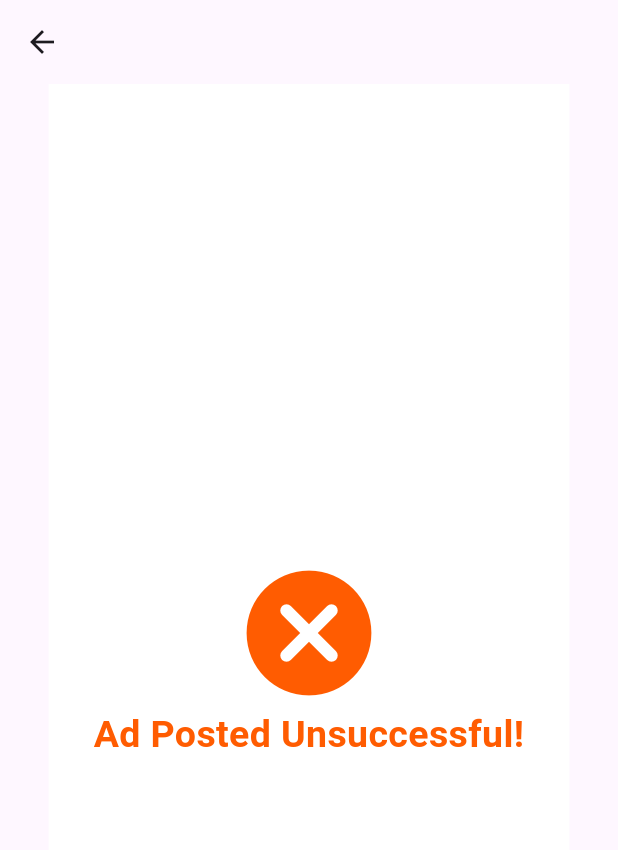
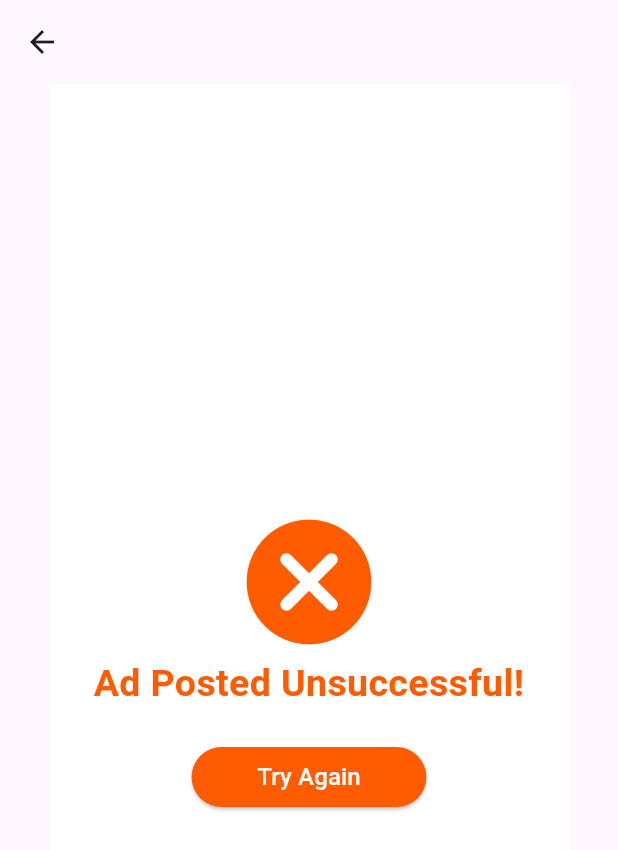
Before and after one commit to TeamTechSamurais/Panchikawatta_Frontend, a Flutter app: the PostUnsuccess screen opened directly, on a phone screen of 412 x 824 dp. Shown: the top 850 px of the screen. Run offline on Flutter 3.47's test engine with Material 3 defaults, Android fonts, the phone set to English and light mode, and no system bars.

Commit message:
Buttons added

```diff
--- a/panchikawatta/lib/screens/post_unsuccess.dart
+++ b/panchikawatta/lib/screens/post_unsuccess.dart
@@ -12,15 +12,15 @@ class PostUnsuccess extends StatelessWidget {
   Widget build(BuildContext context) {
     return Scaffold(
       appBar: AppBar(
-        title: const Text(''),
+        title: Text(''),
       ),
       body: Center(
         child: Container(
-          decoration: const BoxDecoration(
+          decoration: BoxDecoration(
             color: Colors.white,
           ),
-          padding: const EdgeInsets.all(30),
-          child: const Column(
+          padding: EdgeInsets.all(30),
+          child: Column(
             mainAxisAlignment: MainAxisAlignment.center,
             children: [
               Icon(Icons.cancel_rounded, size: 100, color: Color(0xFFFF5C01)),
@@ -32,6 +32,16 @@ class PostUnsuccess extends StatelessWidget {
                     color: Color(0xFFFF5C01),
                     fontWeight: FontWeight.bold),
               ),
+              SizedBox(height: 20),
+              CustomButton(
+                text: 'Try Again',
+                onPressed: () {
+                  Navigator.push(
+                    context,
+                    MaterialPageRoute(builder: (context) => const AdPost1()),
+                  );
+                },
+              ),
             ],
           ),
         ),
```
Also changed, not shown: panchikawatta/lib/screens/post_success.dart (+15 -4 lines).
